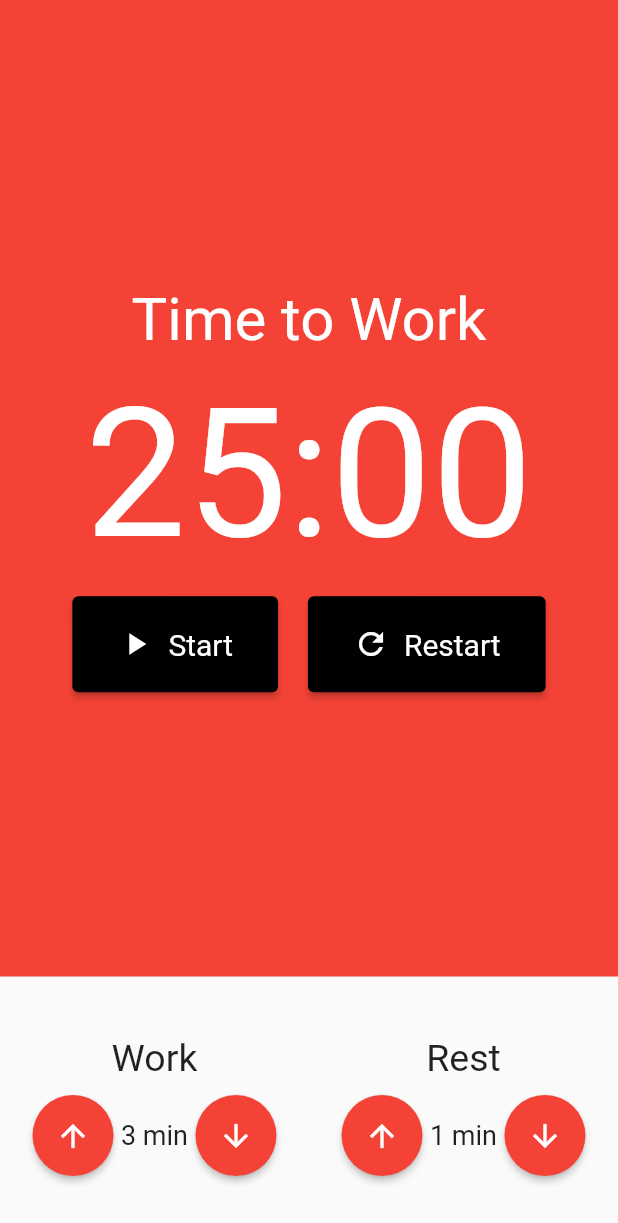
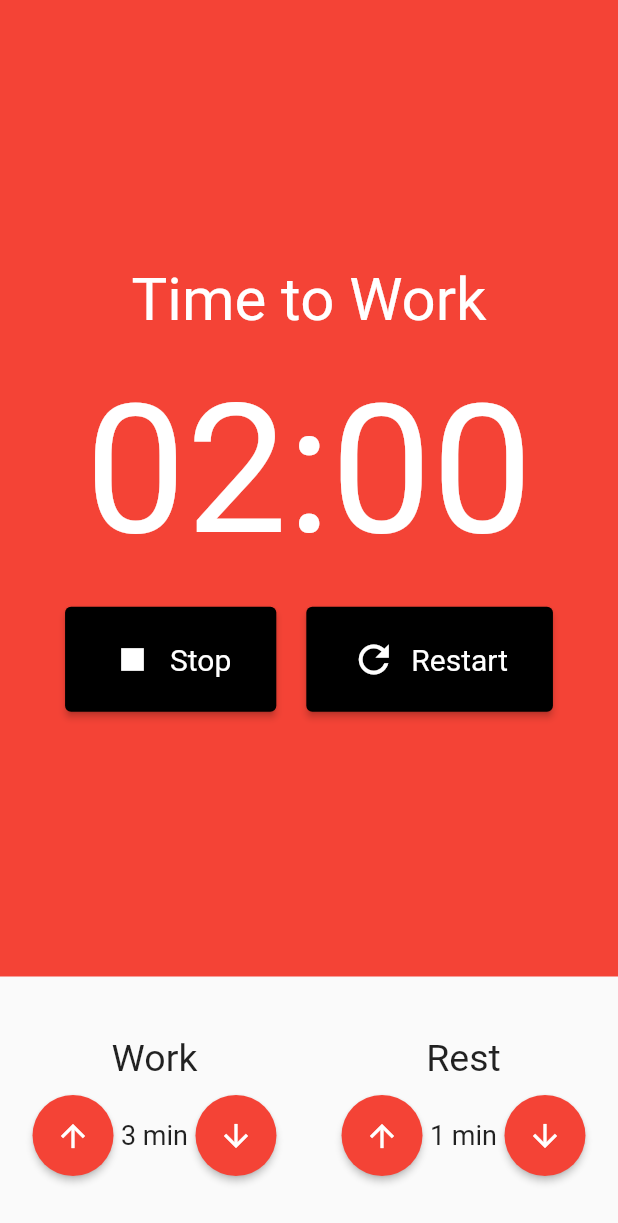
Before and after one commit to Luis020-hub/Pomodoro, a Flutter app: the screen it shows after launch, after a tap on "Start", on a phone screen of 412 x 824 dp. Shown: the top 1223 px of the screen. Run offline on Flutter 3.47's test engine with Material 2 defaults, Android fonts, the phone set to English and light mode, and no system bars; our stand-ins replace flutter_mobx, mobx; generated files the repository leaves out were written again.

Commit message:
16/05/2023
- Adicionando o click e uma variavel booleana para ver se o contador foi iniciado ou não.
- Alterando o tamanho dos ícones.
- Adicionando ações para iniciar, parar e reiniciar o contador.

```diff
--- a/lib/components/counter.dart
+++ b/lib/components/counter.dart
@@ -1,16 +1,20 @@
 import 'package:flutter/material.dart';
+import 'package:flutter_mobx/flutter_mobx.dart';
 import 'package:pomodoro/components/counter_button.dart';
+import 'package:provider/provider.dart';
+import '../store/pomodoro.store.dart';
 
 class Counter extends StatelessWidget {
   const Counter({super.key});
 
   @override
   Widget build(BuildContext context) {
+    final store = Provider.of<PomodoroStore>(context);
+
     return Container(
       color: Colors.red,
       child: Column(
         mainAxisAlignment: MainAxisAlignment.center,
-        crossAxisAlignment: CrossAxisAlignment.center,
         children: [
           const Text(
             'Time to Work',
@@ -19,40 +23,47 @@ class Counter extends StatelessWidget {
               color: Colors.white,
             ),
           ),
-          const SizedBox(height: 10),
-          const Text(
-            '25:00',
-            style: TextStyle(
+          const SizedBox(height: 20),
+          Text(
+            '${store.minutes.toString().padLeft(2, '0')}:${store.seconds.toString().padLeft(2, '0')}',
+            style: const TextStyle(
               fontSize: 120,
               color: Colors.white,
             ),
           ),
-          const SizedBox(height: 10),
-          Row(
+          const SizedBox(height: 20),
+          Observer(
+            builder: (_) => Row(
               mainAxisAlignment: MainAxisAlignment.center,
-            children: const [
+              children: [
+                if (store.started == false)
                   Padding(
-                padding: EdgeInsets.only(right: 10),
+                    padding: const EdgeInsets.only(right: 10),
                     child: CounterButton(
                       text: 'Start',
                       icon: Icons.play_arrow,
+                      click: store.start,
                     ),
                   ),
-              // Padding(
-              //   padding: EdgeInsets.only(right: 10),
-              //   child: CounterButton(
-              //     text: 'Stop',
-              //     icon: Icons.stop,
-              //   ),
-              // ),
+                if (store.started == true)
                   Padding(
-                padding: EdgeInsets.only(left: 10),
+                    padding: const EdgeInsets.only(right: 10),
+                    child: CounterButton(
+                      text: 'Stop',
+                      icon: Icons.stop,
+                      click: store.stop,
+                    ),
+                  ),
+                Padding(
+                  padding: const EdgeInsets.only(left: 10),
                   child: CounterButton(
                     text: 'Restart',
                     icon: Icons.refresh,
+                    click: store.restart,
                   ),
                 ),
               ],
+            ),
           ),
         ],
       ),
--- a/lib/components/counter_button.dart
+++ b/lib/components/counter_button.dart
@@ -4,11 +4,13 @@ class CounterButton extends StatelessWidget {
   const CounterButton({
     required this.text,
     required this.icon,
+    this.click,
     super.key,
   });
 
   final String text;
   final IconData icon;
+  final void Function()? click;
 
   @override
   Widget build(BuildContext context) {
@@ -23,13 +25,14 @@ class CounterButton extends StatelessWidget {
           fontSize: 20,
         ),
       ),
-      onPressed: () {},
+      onPressed: click,
       child: Row(
         children: [
           Padding(
             padding: const EdgeInsets.only(right: 10),
             child: Icon(
               icon,
+              size: 30,
             ),
           ),
           Text(text),
--- a/lib/pages/pomodoro.dart
+++ b/lib/pages/pomodoro.dart
@@ -1,6 +1,6 @@
 import 'package:flutter/material.dart';
 import 'package:flutter_mobx/flutter_mobx.dart';
-import 'package:pomodoro/components/Counter.dart';
+import 'package:pomodoro/components/counter.dart';
 import 'package:pomodoro/components/input_time.dart';
 import 'package:provider/provider.dart';
 import '../store/pomodoro.store.dart';
```
Also changed, not shown: lib/store/pomodoro.store.dart (+24 -2 lines). Lines whose indentation alone changed are shown as unchanged.
